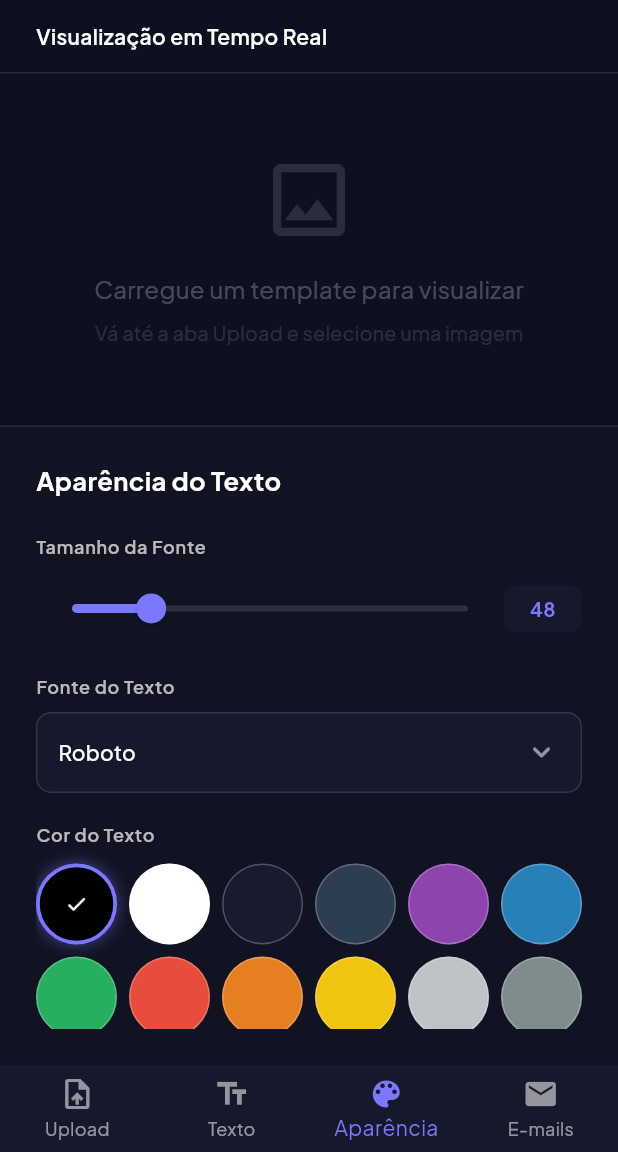
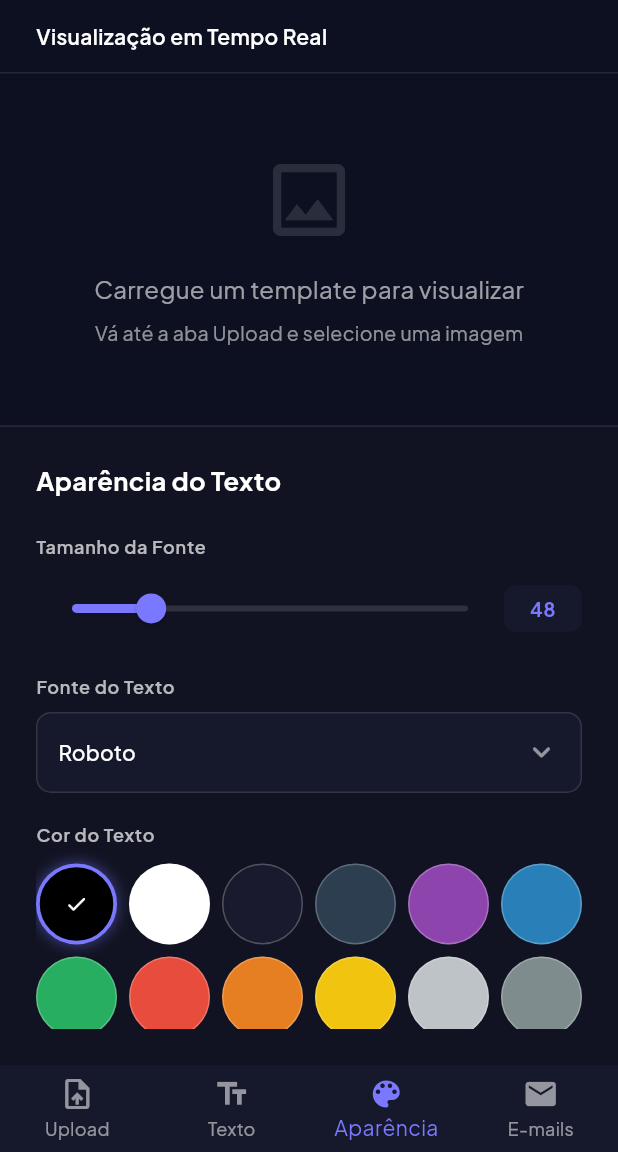
Before and after one commit to c1c3ru/CertiFeasy, a Flutter app: the screen it shows after launch, item 3 of the bottom bar chosen, on a phone screen of 412 x 824 dp, the part 84-1236 px from its top. Run offline on Flutter 3.47's test engine with Material 3 defaults, Android fonts, the phone set to English and light mode, and no system bars; our stand-ins replace csv, file_picker, flutter_bloc, flutter_modular, google_fonts, pdf and 2 more; missing offline and left inert: desktop_drop.

Commit message:
fix: contraste, rótulos, metadados, cabeçalhos e Flutter fixo (achados 9 a 13)
- Textos de apoio com contraste maior (white24/white38/white12 -> white54/white60).
- Rótulos de acessibilidade e tooltips nos botões de navegação da prévia
  e nas cores do texto.
- index.html com lang pt-BR, título, descrição, theme-color e noscript.
- manifest.json e pubspec com nome, descrição e cores válidas (#111322).
- vercel.json: nosniff, X-Frame-Options, Referrer-Policy,
  Permissions-Policy e CSP em modo Report-Only.
- Build fixa o Flutter 3.47.6 em vez do stable mais recente.

Co-Authored-By: Claude Opus 5.5 (1M context) <noreply@anthropic.com>
Claude-Session: https://claude.ai/code/session_01Xe32b1cfCrQC7kxsqAqVsh

```diff
--- a/lib/modules/generator/pages/generator_page.dart
+++ b/lib/modules/generator/pages/generator_page.dart
@@ -25,6 +25,11 @@ const _colorOptions = [
   Color(0xFFF1C40F), // Amarelo
   Color(0xFFBDC3C7), // Cinza claro
   Color(0xFF7F8C8D), // Cinza médio
+];
+
+const _colorNames = [
+  'Preto', 'Branco', 'Azul muito escuro', 'Azul petróleo', 'Roxo', 'Azul',
+  'Verde', 'Vermelho', 'Laranja', 'Amarelo', 'Cinza claro', 'Cinza médio',
 ];
 
 // ─── Famílias de fontes disponíveis para o certificado ─────────────────────
@@ -367,7 +372,7 @@ class _GeneratorPageState extends State<GeneratorPage> with TickerProviderStateM
   InputDecoration _inputDecoration(String label, IconData icon) {
     return InputDecoration(
       labelText: label,
-      labelStyle: const TextStyle(color: Colors.white54, fontSize: 13),
+      labelStyle: const TextStyle(color: Colors.white70, fontSize: 13),
       prefixIcon: Icon(icon, color: Colors.white38, size: 18),
       filled: true,
       fillColor: Colors.white.withValues(alpha: 0.05),
@@ -830,7 +835,7 @@ class _GeneratorPageState extends State<GeneratorPage> with TickerProviderStateM
         const SizedBox(height: 4),
         const Text(
           'Escolha quais lados do certificado serão incluídos no PDF.',
-          style: TextStyle(color: Colors.white38, fontSize: 11.5),
+          style: TextStyle(color: Colors.white60, fontSize: 11.5),
         ),
         const SizedBox(height: 14),
         _buildPdfModeSelector(state),
@@ -962,7 +967,7 @@ class _GeneratorPageState extends State<GeneratorPage> with TickerProviderStateM
                 crossAxisAlignment: CrossAxisAlignment.start,
                 children: [
                   Text(label, style: TextStyle(color: isSelected ? Colors.white : Colors.white60, fontWeight: FontWeight.w600, fontSize: 13)),
-                  Text(description, style: TextStyle(color: isSelected ? color.withValues(alpha: 0.8) : Colors.white24, fontSize: 11)),
+                  Text(description, style: TextStyle(color: isSelected ? color.withValues(alpha: 0.8) : Colors.white54, fontSize: 11)),
                 ],
               ),
             ),
@@ -1139,7 +1144,7 @@ class _GeneratorPageState extends State<GeneratorPage> with TickerProviderStateM
               borderSide: const BorderSide(color: Color(0xFF7A78FF), width: 1.5),
             ),
             hintText: 'Digite o texto do certificado...',
-            hintStyle: const TextStyle(color: Colors.white24),
+            hintStyle: const TextStyle(color: Colors.white54),
             contentPadding: const EdgeInsets.all(14),
           ),
           onChanged: (val) => _bloc.add(UpdateTemplateEvent(textTemplate: val, isBack: _isEditingBack)),
@@ -1236,9 +1241,17 @@ class _GeneratorPageState extends State<GeneratorPage> with TickerProviderStateM
           crossAxisCount: 6,
           mainAxisSpacing: 8,
           crossAxisSpacing: 8,
-          children: _colorOptions.map((color) {
+          children: _colorOptions.asMap().entries.map((entry) {
+            final color = entry.value;
+            final colorName = _colorNames[entry.key];
             final isSelected = state.fontColorValue == color.toARGB32();
-            return GestureDetector(
+            return Semantics(
+              button: true,
+              selected: isSelected,
+              label: 'Cor do texto: $colorName',
+              child: Tooltip(
+                message: colorName,
+                child: GestureDetector(
                   onTap: () => _bloc.add(UpdateTemplateEvent(fontColorValue: color.toARGB32())),
                   child: AnimatedContainer(
                     duration: const Duration(milliseconds: 200),
@@ -1257,6 +1270,8 @@ class _GeneratorPageState extends State<GeneratorPage> with TickerProviderStateM
                         ? Icon(Icons.check_rounded, size: 16, color: color.computeLuminance() > 0.5 ? Colors.black : Colors.white)
                         : null,
                   ),
+                ),
+              ),
             );
           }).toList(),
         ),
@@ -1267,7 +1282,7 @@ class _GeneratorPageState extends State<GeneratorPage> with TickerProviderStateM
         const SizedBox(height: 4),
         const Text(
           'Ajusta onde o texto é posicionado no certificado.',
-          style: TextStyle(color: Colors.white38, fontSize: 11.5),
+          style: TextStyle(color: Colors.white60, fontSize: 11.5),
         ),
         const SizedBox(height: 12),
 
@@ -1275,7 +1290,7 @@ class _GeneratorPageState extends State<GeneratorPage> with TickerProviderStateM
         Row(
           children: [
             const SizedBox(width: 12),
-            const Text('← Esq', style: TextStyle(color: Colors.white38, fontSize: 11)),
+            const Text('← Esq', style: TextStyle(color: Colors.white60, fontSize: 11)),
             Expanded(
               child: SliderTheme(
                 data: SliderTheme.of(context).copyWith(
@@ -1293,7 +1308,7 @@ class _GeneratorPageState extends State<GeneratorPage> with TickerProviderStateM
                 ),
               ),
             ),
-            const Text('Dir →', style: TextStyle(color: Colors.white38, fontSize: 11)),
+            const Text('Dir →', style: TextStyle(color: Colors.white60, fontSize: 11)),
             const SizedBox(width: 12),
           ],
         ),
@@ -1302,7 +1317,7 @@ class _GeneratorPageState extends State<GeneratorPage> with TickerProviderStateM
         Row(
           children: [
             const SizedBox(width: 12),
-            const Text('↑ Cima', style: TextStyle(color: Colors.white38, fontSize: 11)),
+            const Text('↑ Cima', style: TextStyle(color: Colors.white60, fontSize: 11)),
             Expanded(
               child: SliderTheme(
                 data: SliderTheme.of(context).copyWith(
@@ -1320,7 +1335,7 @@ class _GeneratorPageState extends State<GeneratorPage> with TickerProviderStateM
                 ),
               ),
             ),
-            const Text('Baixo ↓', style: TextStyle(color: Colors.white38, fontSize: 11)),
+            const Text('Baixo ↓', style: TextStyle(color: Colors.white60, fontSize: 11)),
             const SizedBox(width: 12),
           ],
         ),
@@ -1333,7 +1348,7 @@ class _GeneratorPageState extends State<GeneratorPage> with TickerProviderStateM
               _bloc.add(UpdateTextPositionEvent(dx: 0.5, dy: 0.5, isBack: _isEditingBack));
             },
             icon: const Icon(Icons.center_focus_strong_rounded, size: 14, color: Colors.white38),
-            label: const Text('Centralizar', style: TextStyle(color: Colors.white38, fontSize: 12)),
+            label: const Text('Centralizar', style: TextStyle(color: Colors.white60, fontSize: 12)),
             style: TextButton.styleFrom(padding: const EdgeInsets.symmetric(horizontal: 8)),
           ),
         ),
@@ -1464,14 +1479,26 @@ class _GeneratorPageState extends State<GeneratorPage> with TickerProviderStateM
           style: const TextStyle(color: Color(0xFF7A78FF), fontSize: 12, fontWeight: FontWeight.w600),
         ),
         const SizedBox(width: 8),
-        _navBtn(Icons.chevron_left_rounded, idx > 0 ? () => _bloc.add(SelectPreviewRowEvent(idx - 1)) : null),
+        _navBtn(Icons.chevron_left_rounded, 'Participante anterior', idx > 0 ? () => _bloc.add(SelectPreviewRowEvent(idx - 1)) : null),
         const SizedBox(width: 4),
-        _navBtn(Icons.chevron_right_rounded, idx < total - 1 ? () => _bloc.add(SelectPreviewRowEvent(idx + 1)) : null),
-      ],
-    );
-  }
-
-  Widget _navBtn(IconData icon, VoidCallback? onTap) {
+        _navBtn(Icons.chevron_right_rounded, 'Próximo participante', idx < total - 1 ? () => _bloc.add(SelectPreviewRowEvent(idx + 1)) : null),
+      ],
+    );
+  }
+
+  Widget _navBtn(IconData icon, String tooltip, VoidCallback? onTap) {
+    return Tooltip(
+      message: tooltip,
+      child: Semantics(
+        button: true,
+        enabled: onTap != null,
+        label: tooltip,
+        child: _navBtnBody(icon, onTap),
+      ),
+    );
+  }
+
+  Widget _navBtnBody(IconData icon, VoidCallback? onTap) {
     return InkWell(
       onTap: onTap,
       borderRadius: BorderRadius.circular(6),
@@ -1500,12 +1527,12 @@ class _GeneratorPageState extends State<GeneratorPage> with TickerProviderStateM
           const SizedBox(height: 16),
           const Text(
             'Carregue um template para visualizar',
-            style: TextStyle(color: Colors.white24, fontSize: 16),
+            style: TextStyle(color: Colors.white60, fontSize: 16),
           ),
           const SizedBox(height: 8),
           const Text(
             'Vá até a aba Upload e selecione uma imagem',
-            style: TextStyle(color: Colors.white12, fontSize: 13),
+            style: TextStyle(color: Colors.white54, fontSize: 13),
           ),
         ],
       ),
--- a/pubspec.yaml
+++ b/pubspec.yaml
@@ -1,5 +1,5 @@
 name: certifeasy
-description: "A new Flutter project."
+description: "CertifEasy: gerador de certificados em lote."
 # The following line prevents the package from being accidentally published to
 # pub.dev using `flutter pub publish`. This is preferred for private packages.
 publish_to: "none" # Remove this line if you wish to publish to pub.dev
@@ -50,5 +50,5 @@ flutter_launcher_icons:
   web:
     generate: true
     image_path: "assets/icon.png"
-    background_color: "#hexcolor"
-    theme_color: "#hexcolor"
+    background_color: "#111322"
+    theme_color: "#111322"
```
Also changed, not shown: vercel.json, 2 other files. Lines whose indentation alone changed are shown as unchanged.
